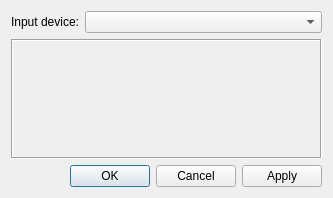
This is gui/setupdialog.ui in KejPi/AbracaDABra as Qt 5 draws it before an edit. The edited form follows.
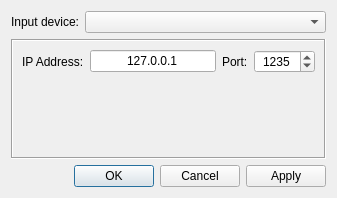
This is the edited form.

What changed in the file:
```diff
--- a/gui/setupdialog.ui
+++ b/gui/setupdialog.ui
@@ -6,7 +6,7 @@
    <rect>
     <x>0</x>
     <y>0</y>
-    <width>333</width>
+    <width>337</width>
     <height>198</height>
    </rect>
   </property>
@@ -37,7 +37,7 @@
       <enum>QFrame::Sunken</enum>
      </property>
      <property name="currentIndex">
-      <number>0</number>
+      <number>3</number>
      </property>
      <widget class="QWidget" name="noDevicePage"/>
      <widget class="QWidget" name="rtlsdrPage">
@@ -128,6 +128,70 @@
        </item>
       </layout>
      </widget>
+     <widget class="QWidget" name="rarttcpPage">
+      <layout class="QVBoxLayout" name="verticalLayout_2">
+       <item>
+        <layout class="QGridLayout" name="gridLayout_4">
+         <item row="0" column="0">
+          <widget class="QLabel" name="rarttcpIpAddrLabel">
+           <property name="text">
+            <string>IP Address:</string>
+           </property>
+          </widget>
+         </item>
+         <item row="0" column="1">
+          <widget class="QLineEdit" name="rarttcpIpAddressEdit">
+           <property name="minimumSize">
+            <size>
+             <width>100</width>
+             <height>0</height>
+            </size>
+           </property>
+           <property name="text">
+            <string>127.0.0.1</string>
+           </property>
+           <property name="alignment">
+            <set>Qt::AlignCenter</set>
+           </property>
+          </widget>
+         </item>
+         <item row="0" column="2">
+          <widget class="QLabel" name="rarttcpPortLabel">
+           <property name="text">
+            <string>Port:</string>
+           </property>
+          </widget>
+         </item>
+         <item row="0" column="3">
+          <widget class="QSpinBox" name="rarttcpIpPortSpinBox">
+           <property name="alignment">
+            <set>Qt::AlignCenter</set>
+           </property>
+           <property name="maximum">
+            <number>99999</number>
+           </property>
+           <property name="value">
+            <number>1235</number>
+           </property>
+          </widget>
+         </item>
+        </layout>
+       </item>
+       <item>
+        <spacer name="verticalSpacer_2">
+         <property name="orientation">
+          <enum>Qt::Vertical</enum>
+         </property>
+         <property name="sizeHint" stdset="0">
+          <size>
+           <width>20</width>
+           <height>32</height>
+          </size>
+         </property>
+        </spacer>
+       </item>
+      </layout>
+     </widget>
      <widget class="QWidget" name="rawfilePage">
       <layout class="QGridLayout" name="gridLayout_3">
        <item row="0" column="2">
```
Left out of the diff: 8 changed lines with no effect on the pictures.
